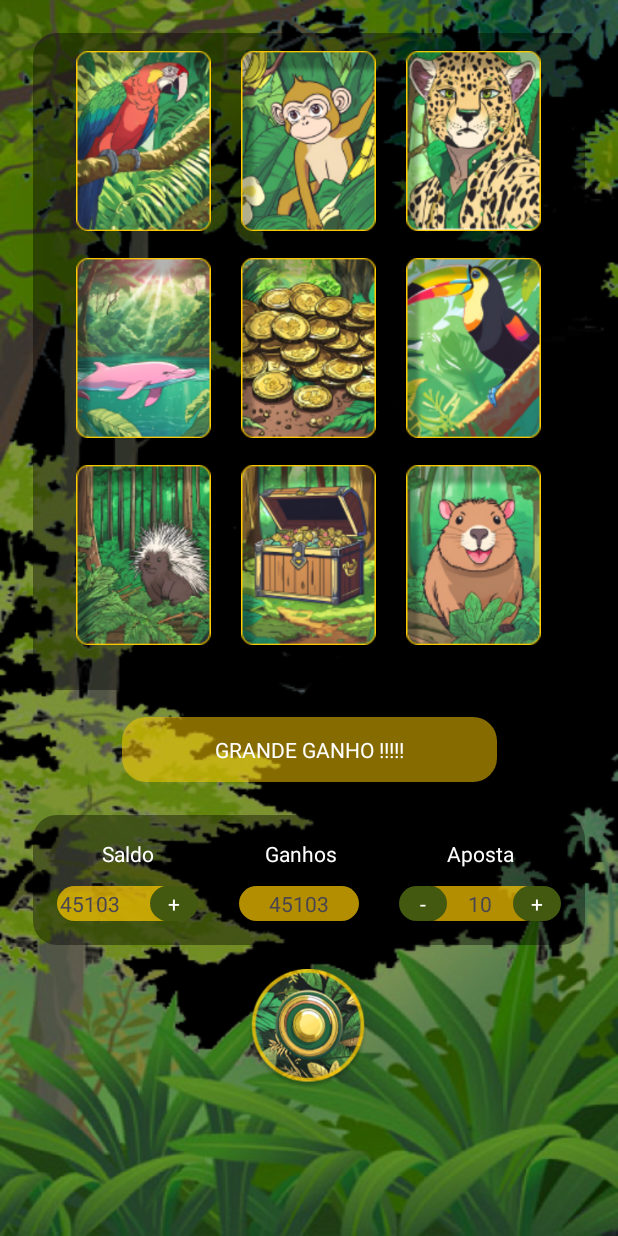
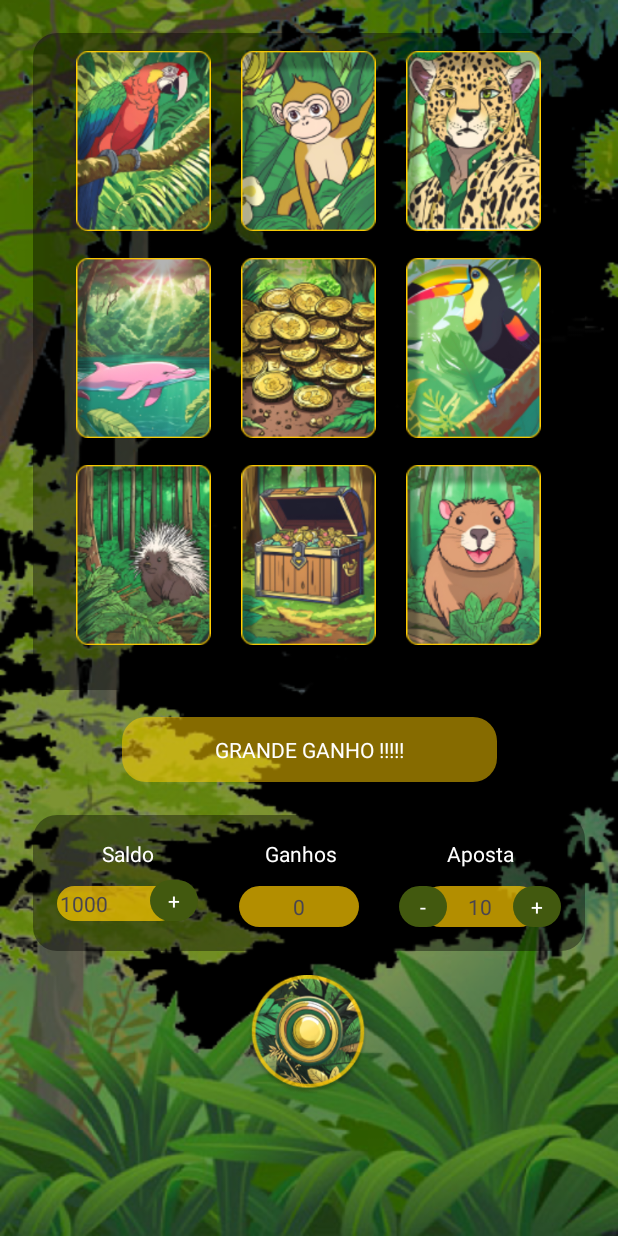
Before and after one commit to LucasBara-dising/Oncinha_mobile, an Android app: the roleta screen opened directly, with no data from a screen before it, on a phone screen of 412 x 824 dp. Run offline under Robolectric (Android 15) with nearby library versions, the light colour scheme and no system bars.

Commit message:
front da tela de roleta

```diff
--- a/app/src/main/java/com/example/oncinha_mobile/roleta.kt
+++ b/app/src/main/java/com/example/oncinha_mobile/roleta.kt
@@ -6,6 +6,7 @@ import android.animation.ValueAnimator
 import android.os.Bundle
 import android.os.Handler
 import android.widget.Button
+import android.widget.ImageButton
 import android.widget.ImageView
 import android.widget.TextView
 import android.widget.Toast
@@ -13,23 +14,28 @@ import androidx.activity.enableEdgeToEdge
 import androidx.appcompat.app.AppCompatActivity
 import androidx.core.view.ViewCompat
 import androidx.core.view.WindowInsetsCompat
-import org.w3c.dom.Text
-import java.util.Arrays
 import java.util.Random
 
 class roleta : AppCompatActivity() {
     private lateinit var slots_col1: Array<ImageView>
     private lateinit var slots_col2: Array<ImageView>
     private lateinit var slots_col3: Array<ImageView>
-    private lateinit var girarButton: Button
+    private lateinit var girarButton: ImageButton
 
     private lateinit var InfofatecCoin: TextView
-    private lateinit var TextAposta: TextView
+    private lateinit var addCoins: TextView
+
+    private lateinit var InfoGanhos: TextView
+
+    private lateinit var valorAposta: TextView
+    private lateinit var addAposta: TextView
+    private lateinit var subAposta: TextView
 
     private val random = Random()
 
     var fatecCoin: Int=0
     var aposta: Int = 0
+    var ganhos: Int = 0
 
     override fun onCreate(savedInstanceState: Bundle?) {
         super.onCreate(savedInstanceState)
@@ -41,12 +47,17 @@ class roleta : AppCompatActivity() {
             insets
         }
 
-        TextAposta = findViewById(R.id.valorAposta)
-        aposta = TextAposta.text.toString().toInt()
+        //valor da aposta
+        valorAposta = findViewById(R.id.valorAposta)
+        aposta = valorAposta.text.toString().toInt()
 
+        //valor fatec coins
         InfofatecCoin = findViewById(R.id.InfoCoins)
         fatecCoin = InfofatecCoin.text.toString().toInt()
 
+        //ganhos
+        InfoGanhos = findViewById(R.id.InfoGanhos)
+        ganhos = InfoGanhos.text.toString().toInt()
 
         slots_col1 = arrayOf(
             findViewById(R.id.slot1),
@@ -66,29 +77,59 @@ class roleta : AppCompatActivity() {
             findViewById(R.id.slot9)
         )
 
+        //roda roleta
         girarButton = findViewById(R.id.girar_button)
-
         girarButton.setOnClickListener {
             if (aposta < (fatecCoin-aposta)){
                 girarSlots()
+                Toast.makeText(this, "Roda", Toast.LENGTH_SHORT).show()
             }
             else{
                 Toast.makeText(this, "Saldo Insuficeinte", Toast.LENGTH_SHORT).show()
             }
         }
+
+        //mais moedas
+        addCoins = findViewById(R.id.addCoins)
+        addCoins.setOnClickListener {
+            //abre tela de loja
+            Toast.makeText(this, "Loja", Toast.LENGTH_SHORT).show()
+        }
+
+        //aumenta aposta
+        addAposta = findViewById(R.id.addAposta)
+        addAposta.setOnClickListener {
+            //abre tela de loja
+            if ((aposta+10)<fatecCoin){
+                aposta += 10
+                valorAposta.text = aposta.toString()
+            }else{
+                Toast.makeText(this, "Diminue a aposta", Toast.LENGTH_SHORT).show()
+            }
+        }
+
+        //diminui aposta
+        subAposta = findViewById(R.id.subAposta)
+        subAposta.setOnClickListener {
+            //abre tela de loja
+            if ((aposta-10)>0){
+                aposta -= 10
+                valorAposta.text = aposta.toString()
+            }else{
+                aposta=0
+            }
+        }
+
+
     }
 
     private fun girarSlots() {
         girarButton.isEnabled = false // Desabilita o botão durante a animação
 
         slots_col1.forEach { slot ->
-            // Animação de rotação
-            val rotation = ObjectAnimator.ofFloat(slot, "rotation", 0f, 1080f)
-            rotation.duration = 1100
-
             // Animação de movimento para cima e para baixo
-            val move = ValueAnimator.ofFloat(0f, 1000f, 0f)
-            move.duration = 1100
+            val move = ValueAnimator.ofFloat(0f, 1500f, 0f)
+            move.duration = 600
             move.addUpdateListener { animation ->
                 val value = animation.animatedValue as Float
                 slot.translationY = value
@@ -96,18 +137,14 @@ class roleta : AppCompatActivity() {
 
             // Cria um AnimatorSet e inicia as animações
             val set = AnimatorSet()
-            set.playTogether(rotation, move)
+            set.playTogether(move)
             set.start()
         }
 
         slots_col2.forEach { slot ->
-            // Animação de rotação
-            val rotation = ObjectAnimator.ofFloat(slot, "rotation", 0f, 1080f)
-            rotation.duration = 1100
-
             // Animação de movimento para cima e para baixo
-            val move = ValueAnimator.ofFloat(0f, 1500f, 0f)
-            move.duration = 1100
+            val move = ValueAnimator.ofFloat(0f, 2000f, 0f)
+            move.duration = 800
             move.addUpdateListener { animation ->
                 val value = animation.animatedValue as Float
                 slot.translationY = value
@@ -115,18 +152,14 @@ class roleta : AppCompatActivity() {
 
             // Cria um AnimatorSet e inicia as animações
             val set = AnimatorSet()
-            set.playTogether(rotation, move)
+            set.playTogether(move)
             set.start()
         }
 
         slots_col3.forEach { slot ->
-            // Animação de rotação
-            val rotation = ObjectAnimator.ofFloat(slot, "rotation", 0f, 1080f)
-            rotation.duration = 1100
-
             // Animação de movimento para cima e para baixo
-            val move = ValueAnimator.ofFloat(0f, 2000f, 0f)
-            move.duration = 1100
+            val move = ValueAnimator.ofFloat(0f, 2500f, 0f)
+            move.duration = 1000
             move.addUpdateListener { animation ->
                 val value = animation.animatedValue as Float
                 slot.translationY = value
@@ -134,14 +167,14 @@ class roleta : AppCompatActivity() {
 
             // Cria um AnimatorSet e inicia as animações
             val set = AnimatorSet()
-            set.playTogether(rotation, move)
+            set.playTogether(move)
             set.start()
         }
 
         // Aguarda 3 segundos para mostrar o resultado
         Handler().postDelayed({
             mostrarResultado()
-        }, 800)
+        }, 1100)
     }
 
     private fun mostrarResultado() {
--- a/app/src/main/res/layout/activity_login.xml
+++ b/app/src/main/res/layout/activity_login.xml
@@ -50,7 +50,7 @@
         android:ems="10"
         android:inputType="textEmailAddress"
         android:background="@drawable/bg_input"
-        android:text="User"
+        android:hint="User"
         app:layout_constraintEnd_toEndOf="parent"
         app:layout_constraintStart_toStartOf="parent"
         app:layout_constraintTop_toBottomOf="@+id/imageView2" />
@@ -61,7 +61,7 @@
         android:layout_height="wrap_content"
         android:layout_marginTop="84dp"
         android:ems="10"
-        android:text="senha"
+        android:hint="senha"
         android:inputType="textPassword"
         android:background="@drawable/bg_input"
         app:layout_constraintEnd_toEndOf="parent"
--- a/app/src/main/res/layout/activity_roleta.xml
+++ b/app/src/main/res/layout/activity_roleta.xml
@@ -159,7 +159,7 @@
             android:layout_marginTop="12dp"
             android:background="@drawable/arredondado_amarelo"
             android:padding="2dp"
-            android:text="45103"
+            android:text="1000"
             app:layout_constraintStart_toStartOf="parent"
             app:layout_constraintTop_toBottomOf="@+id/FatecCoins" />
 
@@ -180,9 +180,9 @@
             android:layout_height="wrap_content"
             android:layout_marginTop="12dp"
             android:background="@drawable/arredondado_amarelo"
-            android:padding="2dp"
+            android:padding="4dp"
             android:textAlignment="center"
-            android:text="45103"
+            android:text="0"
             app:layout_constraintEnd_toStartOf="@+id/subAposta"
             app:layout_constraintStart_toEndOf="@+id/addCoins"
             app:layout_constraintTop_toBottomOf="@+id/FatecCoins" />
@@ -193,7 +193,7 @@
             android:layout_width="32dp"
             android:layout_height="wrap_content"
             android:background="@drawable/arredondado_verde"
-            android:padding="2dp"
+            android:padding="4dp"
             android:layout_marginLeft="-18dp"
             android:text="+"
             android:textAlignment="center"
@@ -219,7 +219,7 @@
             android:background="@drawable/arredondado_amarelo"
             android:text="10"
             android:textAlignment="center"
-            android:padding="2dp"
+            android:padding="4dp"
             android:layout_marginTop="12dp"
             android:layout_marginEnd="-18dp"
             app:layout_constraintEnd_toStartOf="@+id/addAposta"
@@ -231,7 +231,7 @@
             android:layout_height="wrap_content"
             android:layout_marginRight="-18dp"
             android:background="@drawable/arredondado_verde"
-            android:padding="2dp"
+            android:padding="4dp"
             android:text="-"
             android:textAlignment="center"
             android:textColor="@color/white"
@@ -244,7 +244,7 @@
             android:layout_width="32dp"
             android:layout_height="wrap_content"
             android:background="@drawable/arredondado_verde"
-            android:padding="2dp"
+            android:padding="4dp"
             android:text="+"
             android:textAlignment="center"
             android:textColor="@color/white"
```
